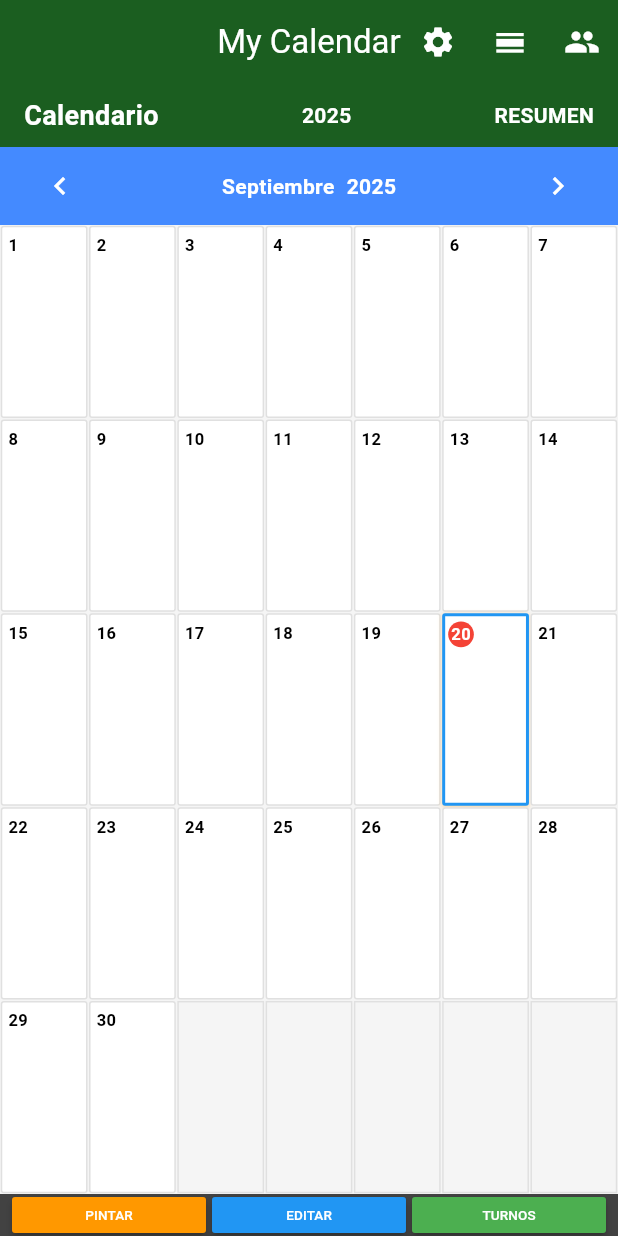
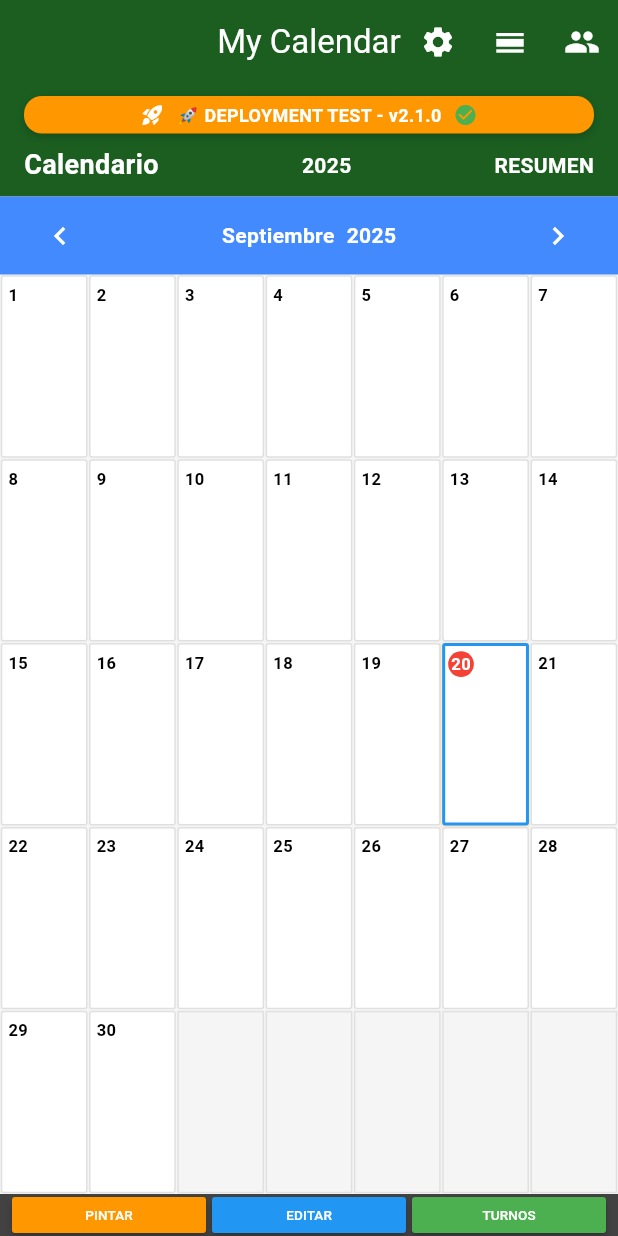
Before and after one commit to Dowhi/calendario-familiar, a Flutter app: the CalendarScreen screen opened by its route, on a phone screen of 412 x 824 dp. Run offline on Flutter 3.47's test engine with Material 3 defaults, Android fonts, the phone set to English and light mode, and no system bars; our stand-ins replace cloud_firestore, firebase_auth, firebase_core, flutter_colorpicker, flutter_local_notifications, flutter_riverpod and 10 more; accounts and stored records are empty; generated files the repository leaves out were written again.

Commit message:
feat: Agregar indicador visual de deployment v2.1.0 - Banner naranja con cohete y check verde - Verificar que cambios se despliegan correctamente - Indicador visible en pantalla de calendario

```diff
--- a/lib/features/calendar/presentation/screens/calendar_screen.dart
+++ b/lib/features/calendar/presentation/screens/calendar_screen.dart
@@ -136,7 +136,52 @@ class _CalendarScreenState extends ConsumerState<CalendarScreen> {
         color: const Color(0xFF1B5E20),
         border: Border.all(color: Colors.transparent, width: 0), // Eliminar cualquier borde
       ),
+      child: Column(
+        children: [
+          // 🚀 INDICADOR DE DEPLOYMENT - NUEVO
+          Container(
+            width: double.infinity,
+            padding: const EdgeInsets.symmetric(vertical: 4, horizontal: 8),
+            margin: const EdgeInsets.only(bottom: 8),
+            decoration: BoxDecoration(
+              color: Colors.orange,
+              borderRadius: BorderRadius.circular(12),
+              boxShadow: [
+                BoxShadow(
+                  color: Colors.black.withOpacity(0.2),
+                  blurRadius: 4,
+                  offset: const Offset(0, 2),
+                ),
+              ],
+            ),
             child: Row(
+              mainAxisAlignment: MainAxisAlignment.center,
+              children: [
+                const Icon(
+                  Icons.rocket_launch,
+                  color: Colors.white,
+                  size: 16,
+                ),
+                const SizedBox(width: 8),
+                const Text(
+                  '🚀 DEPLOYMENT TEST - v2.1.0',
+                  style: TextStyle(
+                    color: Colors.white,
+                    fontSize: 12,
+                    fontWeight: FontWeight.bold,
+                  ),
+                ),
+                const SizedBox(width: 8),
+                const Icon(
+                  Icons.check_circle,
+                  color: Colors.green,
+                  size: 16,
+                ),
+              ],
+            ),
+          ),
+          // Contenido original
+          Row(
             children: [
               const Text(
                 'Calendario',
@@ -175,6 +220,8 @@ class _CalendarScreenState extends ConsumerState<CalendarScreen> {
                     fontWeight: FontWeight.bold,
                   ),
                 ),
+              ),
+            ],
           ),
         ],
       ),
```
Also changed, not shown: assets/fonts/MaterialIcons-Regular.otf, 2 other files. Lines whose indentation alone changed are shown as unchanged.
